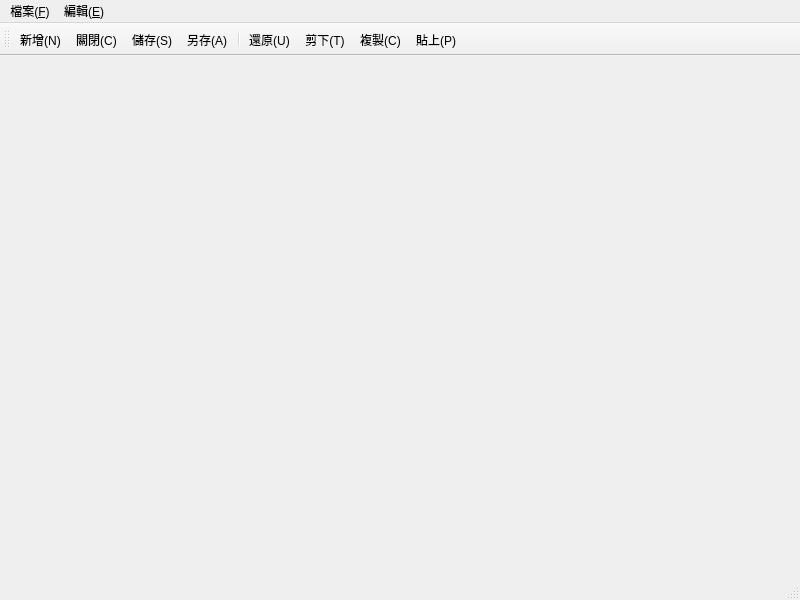
The window that mainwindow.ui (41343112/DsignWindow) describes before a commit, drawn with Qt 5.
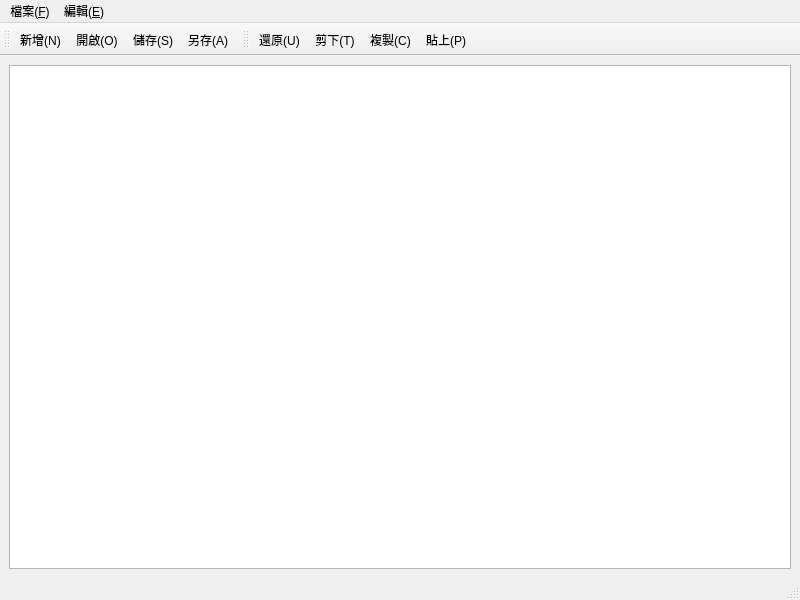
The same window after the commit. Icons and pictures are not drawn.

The edit to the form file:
```diff
--- a/mainwindow.ui
+++ b/mainwindow.ui
@@ -13,7 +13,13 @@
   <property name="windowTitle">
    <string>MainWindow</string>
   </property>
-  <widget class="QWidget" name="centralwidget"/>
+  <widget class="QWidget" name="centralwidget">
+   <layout class="QVBoxLayout" name="verticalLayout">
+    <item>
+     <widget class="QTextEdit" name="textEdit"/>
+    </item>
+   </layout>
+  </widget>
   <widget class="QMenuBar" name="menubar">
    <property name="geometry">
     <rect>
@@ -60,10 +66,20 @@
     <bool>false</bool>
    </attribute>
    <addaction name="actionNew"/>
-   <addaction name="actionClose"/>
+   <addaction name="actionOpen"/>
    <addaction name="actionSave"/>
    <addaction name="actionASave"/>
-   <addaction name="separator"/>
+  </widget>
+  <widget class="QToolBar" name="toolBar_2">
+   <property name="windowTitle">
+    <string>toolBar_2</string>
+   </property>
+   <attribute name="toolBarArea">
+    <enum>TopToolBarArea</enum>
+   </attribute>
+   <attribute name="toolBarBreak">
+    <bool>false</bool>
+   </attribute>
    <addaction name="actionUndo"/>
    <addaction name="actionCuT"/>
    <addaction name="actionCopy"/>
```
Left out of the diff: 36 changed lines with no effect on the pictures.
